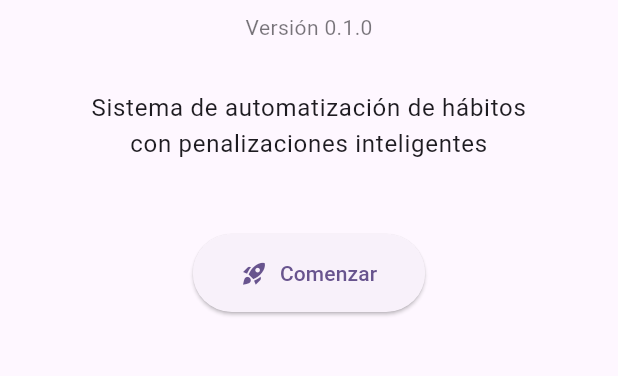
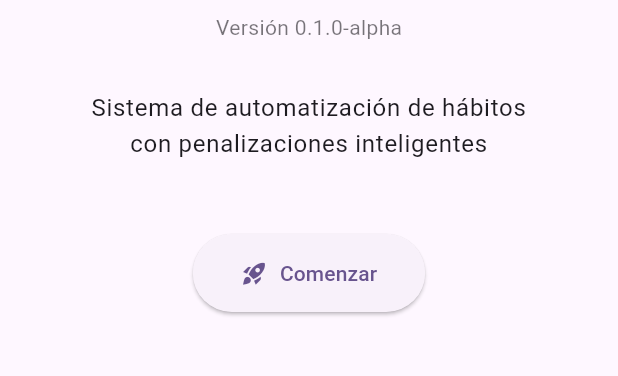
Before and after one commit to johnivansn/yugo, a Flutter app: the screen it shows after launch, on a phone screen of 412 x 824 dp, the part 612-988 px from its top. Run offline on Flutter 3.47's test engine with Material 3 defaults, Android fonts, the phone set to English and light mode, and no system bars; our stand-ins replace dartz, equatable, freezed_annotation, hive, hive_flutter; accounts and stored records are empty; generated files the repository leaves out were written again.

Commit message:
docs(constants): update app version and sprint status

```diff
--- a/lib/core/constants/app_constants.dart
+++ b/lib/core/constants/app_constants.dart
@@ -2,8 +2,20 @@ class AppConstants {
   AppConstants._();
 
   static const String appName = 'Yugo';
-  static const String appVersion = '0.1.0';
+  static const String appVersion = '0.1.0-alpha';
   static const String appDescription =
       'Sistema de automatización de hábitos con penalizaciones inteligentes';
   static const String hiveBoxSettings = 'settings_box';
+
+  static const String currentPhase = 'Fase 1 - Core Funcional';
+  static const String currentSprint = 'Sprint 1 - Motor de Macros (COMPLETE ✅)';
+  static const String nextSprint = 'Sprint 2 - Persistencia + Continuidad';
+  static const List<String> implementedFeatures = [
+    '+ Modelos de datos (Habit, Validator, Penalty, Macro, Streak, Log)',
+    '+ Motor de macros (IF evento + condiciones THEN acciones)',
+    '+ Sistema de eventos (Event Dispatcher)',
+    '+ Persistencia local (Hive)',
+    '+ Logging de ejecución',
+    '+ Arquitectura Clean (Domain, Data, Services)',
+  ];
 }
--- a/lib/services/event_dispatcher_service.dart
+++ b/lib/services/event_dispatcher_service.dart
@@ -36,7 +36,7 @@ class EventDispatcherService {
     try {
       final result = await macroRepository.getMacrosByPriority();
 
-      result.fold(
+      await result.fold(
         (failure) {
           print('Error al obtener macros: ${failure.message}');
         },
```
